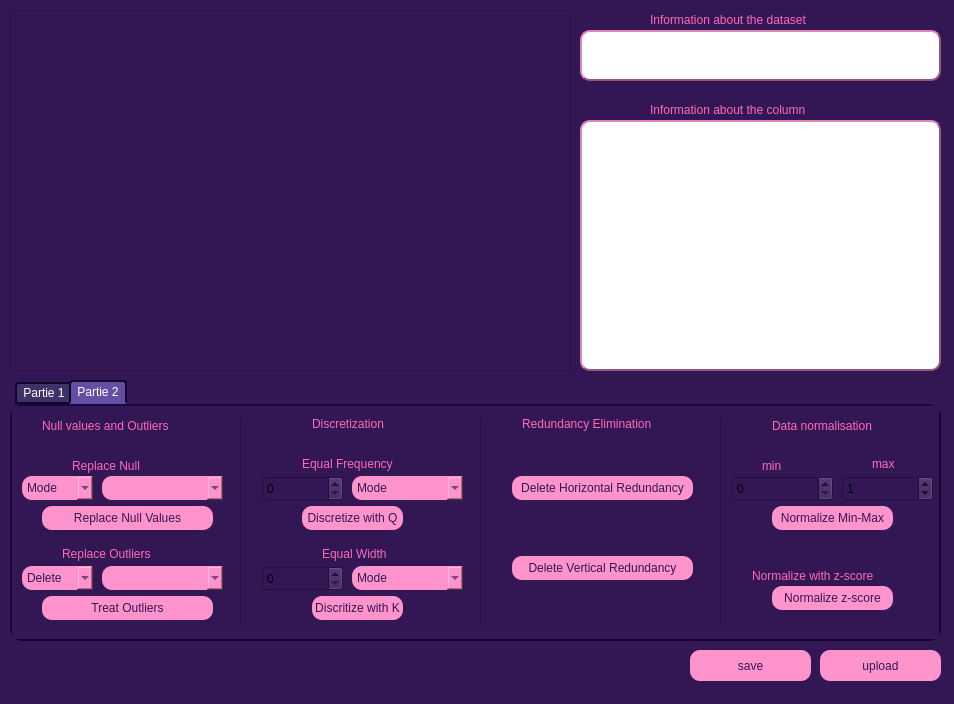
First picture: the form in PROJET_DM.ui, repository super-cinnamon/Projet_DM, before the edit.
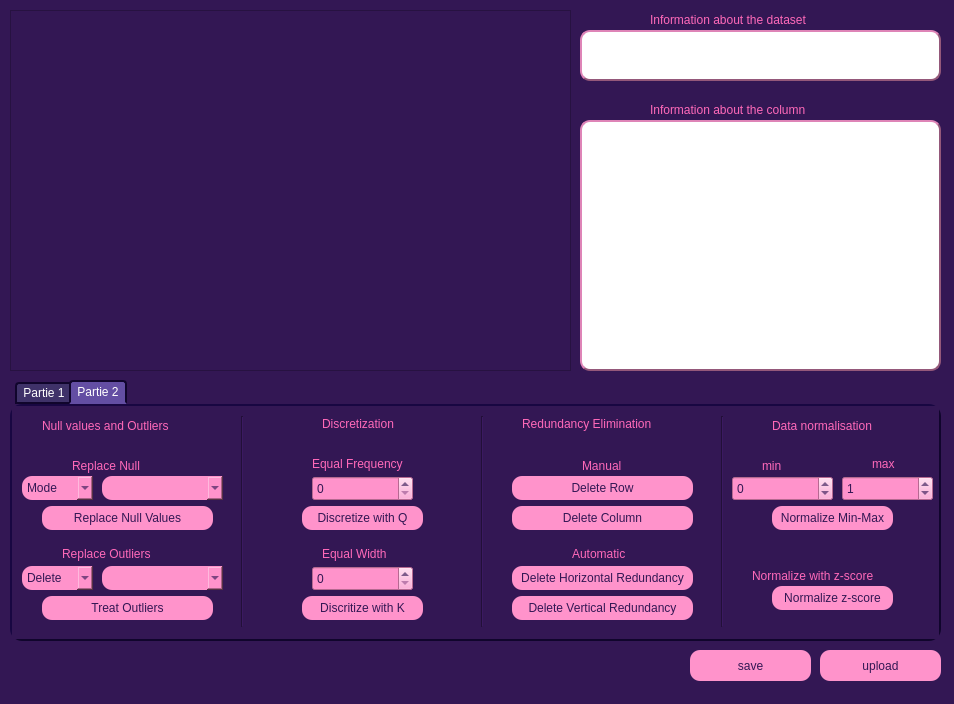
Second picture: the form after the edit. The open tabs and pages were chosen to show the change. Icons and pictures are not drawn.

Patch:
```diff
--- a/PROJET_DM.ui
+++ b/PROJET_DM.ui
@@ -481,7 +481,7 @@
      <widget class="QLabel" name="label_3">
       <property name="geometry">
        <rect>
-        <x>300</x>
+        <x>310</x>
         <y>10</y>
         <width>101</width>
         <height>16</height>
@@ -694,81 +694,23 @@
      <widget class="QSpinBox" name="Q_value">
       <property name="geometry">
        <rect>
-        <x>250</x>
+        <x>300</x>
         <y>70</y>
-        <width>81</width>
+        <width>101</width>
         <height>25</height>
        </rect>
       </property>
-     </widget>
-     <widget class="QComboBox" name="comboBox">
-      <property name="geometry">
-       <rect>
-        <x>340</x>
-        <y>70</y>
-        <width>111</width>
-        <height>24</height>
-       </rect>
-      </property>
       <property name="styleSheet">
        <string notr="true">background-color:rgb(255, 147, 203);
-	border-radius:10px;
-	border-style:outset;
 color: rgb(51, 23, 84);</string>
       </property>
-      <item>
-       <property name="text">
-        <string>Mode</string>
-       </property>
-      </item>
-      <item>
-       <property name="text">
-        <string>Median</string>
-       </property>
-      </item>
-      <item>
-       <property name="text">
-        <string>Mean</string>
-       </property>
-      </item>
-     </widget>
-     <widget class="QComboBox" name="comboBox_2">
-      <property name="geometry">
-       <rect>
-        <x>340</x>
-        <y>160</y>
-        <width>111</width>
-        <height>24</height>
-       </rect>
-      </property>
-      <property name="styleSheet">
-       <string notr="true">background-color:rgb(255, 147, 203);
-	border-radius:10px;
-	border-style:outset;
-color: rgb(51, 23, 84);</string>
-      </property>
-      <item>
-       <property name="text">
-        <string>Mode</string>
-       </property>
-      </item>
-      <item>
-       <property name="text">
-        <string>Median</string>
-       </property>
-      </item>
-      <item>
-       <property name="text">
-        <string>Mean</string>
-       </property>
-      </item>
      </widget>
      <widget class="QPushButton" name="discretize_frequency">
       <property name="geometry">
        <rect>
         <x>290</x>
         <y>100</y>
-        <width>101</width>
+        <width>121</width>
         <height>24</height>
        </rect>
       </property>
@@ -794,9 +736,9 @@
      <widget class="QPushButton" name="discretize_width">
       <property name="geometry">
        <rect>
-        <x>300</x>
+        <x>290</x>
         <y>190</y>
-        <width>91</width>
+        <width>121</width>
         <height>24</height>
        </rect>
       </property>
@@ -822,7 +764,7 @@
      <widget class="QLabel" name="label_8">
       <property name="geometry">
        <rect>
-        <x>290</x>
+        <x>300</x>
         <y>50</y>
         <width>121</width>
         <height>16</height>
@@ -856,12 +798,16 @@
      <widget class="QSpinBox" name="K_value">
       <property name="geometry">
        <rect>
-        <x>250</x>
+        <x>300</x>
         <y>160</y>
-        <width>81</width>
+        <width>101</width>
         <height>25</height>
        </rect>
       </property>
+      <property name="styleSheet">
+       <string notr="true">background-color:rgb(255, 147, 203);
+color: rgb(51, 23, 84);</string>
+      </property>
      </widget>
      <widget class="QPushButton" name="eliminate_rows">
       <property name="geometry">
@@ -888,14 +834,14 @@
 </string>
       </property>
       <property name="text">
-       <string>Delete Horizontal Redundancy</string>
+       <string>Delete Row</string>
       </property>
      </widget>
      <widget class="QPushButton" name="pushButton">
       <property name="geometry">
        <rect>
         <x>500</x>
-        <y>150</y>
+        <y>190</y>
         <width>181</width>
         <height>24</height>
        </rect>
@@ -928,6 +874,13 @@
         <height>25</height>
        </rect>
       </property>
+      <property name="styleSheet">
+       <string notr="true">background-color:rgb(255, 147, 203);
+color: rgb(51, 23, 84);</string>
+      </property>
+      <property name="minimum">
+       <number>-99</number>
+      </property>
      </widget>
      <widget class="QSpinBox" name="max_value">
       <property name="geometry">
@@ -938,6 +891,13 @@
         <height>25</height>
        </rect>
       </property>
+      <property name="styleSheet">
+       <string notr="true">background-color:rgb(255, 147, 203);
+color: rgb(51, 23, 84);</string>
+      </property>
+      <property name="minimum">
+       <number>-99</number>
+      </property>
       <property name="value">
        <number>1</number>
       </property>
@@ -998,19 +958,6 @@
        <string>Normalize z-score</string>
       </property>
      </widget>
-     <widget class="QLabel" name="label_10">
-      <property name="geometry">
-       <rect>
-        <x>560</x>
-        <y>50</y>
-        <width>49</width>
-        <height>16</height>
-       </rect>
-      </property>
-      <property name="text">
-       <string/>
-      </property>
-     </widget>
      <widget class="QLabel" name="label_11">
       <property name="geometry">
        <rect>
@@ -1094,6 +1041,96 @@
 color: rgb(51, 23, 84);</string>
       </property>
      </widget>
+     <widget class="QPushButton" name="del_col">
+      <property name="geometry">
+       <rect>
+        <x>500</x>
+        <y>100</y>
+        <width>181</width>
+        <height>24</height>
+       </rect>
+      </property>
+      <property name="styleSheet">
+       <string notr="true">QPushButton{
+	background-color:rgb(255, 147, 203);
+	border-radius:10px;
+	border-style:outset;
+color: rgb(51, 23, 84);
+}
+QPushButton:hover {
+            background-color: rgb(246, 252, 126);
+        }
+QPushButton:focus {
+            background-color: rgb(90, 71, 173);
+        }
+</string>
+      </property>
+      <property name="text">
+       <string>Delete Column</string>
+      </property>
+     </widget>
+     <widget class="QPushButton" name="eliminate_row">
+      <property name="geometry">
+       <rect>
+        <x>500</x>
+        <y>160</y>
+        <width>181</width>
+        <height>24</height>
+       </rect>
+      </property>
+      <property name="styleSheet">
+       <string notr="true">QPushButton{
+	background-color:rgb(255, 147, 203);
+	border-radius:10px;
+	border-style:outset;
+color: rgb(51, 23, 84);
+}
+QPushButton:hover {
+            background-color: rgb(246, 252, 126);
+        }
+QPushButton:focus {
+            background-color: rgb(90, 71, 173);
+        }
+</string>
+      </property>
+      <property name="text">
+       <string>Delete Horizontal Redundancy</string>
+      </property>
+     </widget>
+     <widget class="QLabel" name="label_10">
+      <property name="geometry">
+       <rect>
+        <x>570</x>
+        <y>50</y>
+        <width>51</width>
+        <height>20</height>
+       </rect>
+      </property>
+      <property name="styleSheet">
+       <string notr="true">font: 600 11pt &quot;Bahnschrift SemiBold&quot;;
+color: rgb(255, 105, 185);</string>
+      </property>
+      <property name="text">
+       <string>Manual</string>
+      </property>
+     </widget>
+     <widget class="QLabel" name="label_14">
+      <property name="geometry">
+       <rect>
+        <x>560</x>
+        <y>140</y>
+        <width>71</width>
+        <height>16</height>
+       </rect>
+      </property>
+      <property name="styleSheet">
+       <string notr="true">font: 600 11pt &quot;Bahnschrift SemiBold&quot;;
+color: rgb(255, 105, 185);</string>
+      </property>
+      <property name="text">
+       <string>Automatic</string>
+      </property>
+     </widget>
     </widget>
    </widget>
   </widget>
```
Left out of the diff: 6 changed lines with no effect on the pictures.
